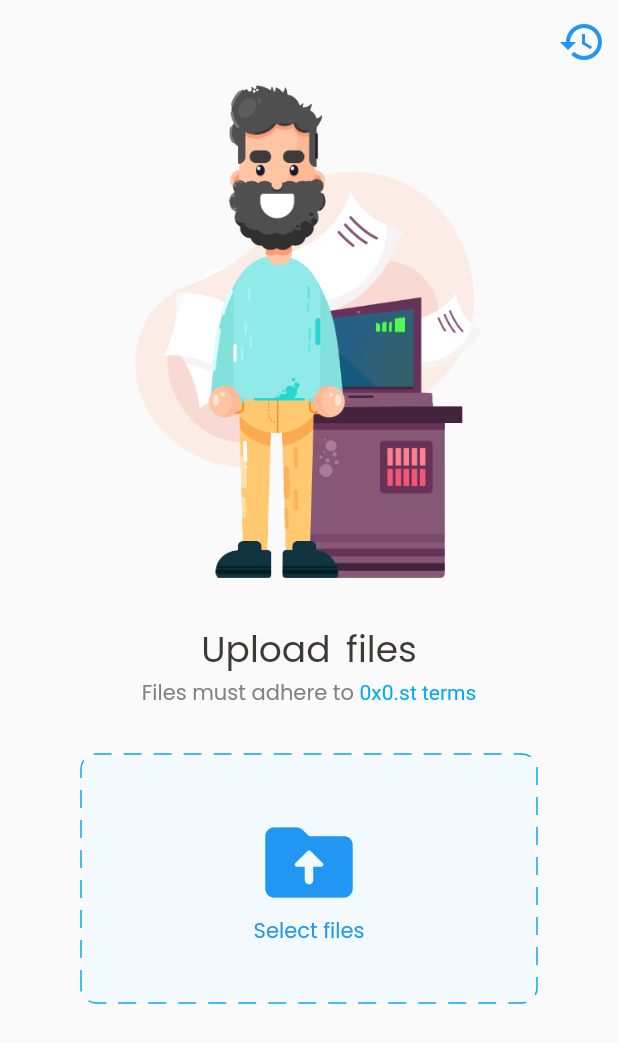
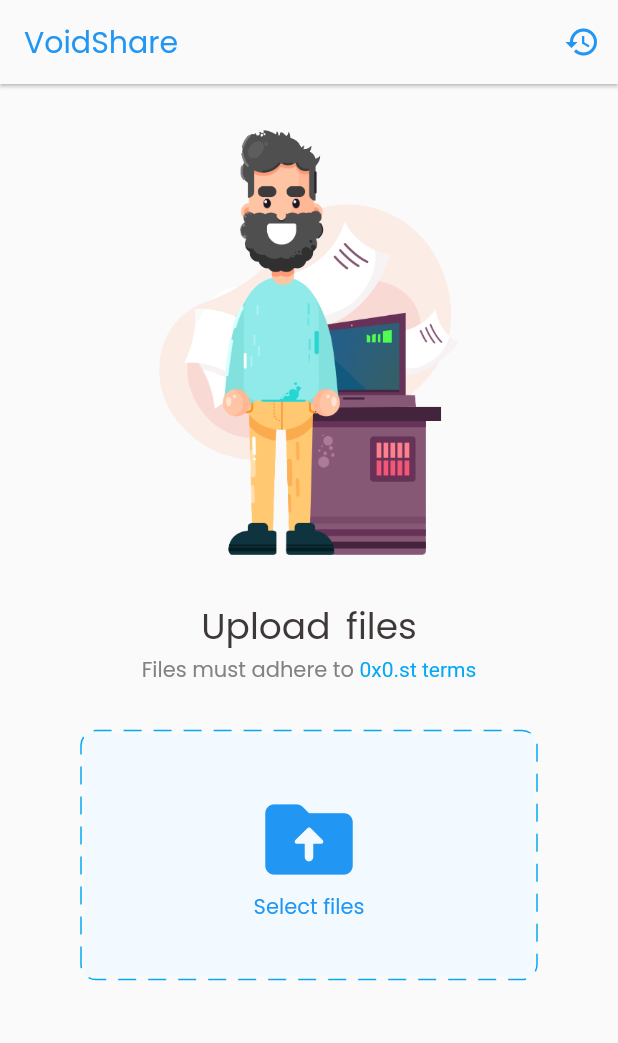
Before and after one commit to lastradev/voidshare, a Flutter app: the screen it shows after launch, on a phone screen of 412 x 824 dp. Shown: the top 1043 px of the screen. Run offline on Flutter 3.47's test engine with Material 2 defaults, Android fonts, the light colour scheme and no system bars; drawn by our look-alikes of dotted_border; our stand-ins replace page_transition.

Commit message:
Change AppBar, remove MediaQuery Add AppBar title, shadow and elevation Remove MediaQuery from home screen image Resize AppBar icons

```diff
--- a/lib/app_theme.dart
+++ b/lib/app_theme.dart
@@ -4,8 +4,8 @@ import 'package:flutter/services.dart';
 final appTheme = ThemeData(
   appBarTheme: const AppBarTheme(
     foregroundColor: Colors.blue,
-    backgroundColor: Colors.transparent,
-    shadowColor: Colors.transparent,
+    backgroundColor: Color(0xFFFAFAFA),
+    elevation: 1,
     systemOverlayStyle: SystemUiOverlayStyle(
       statusBarColor: Color(0xFFFAFAFA),
       statusBarIconBrightness: Brightness.dark,
--- a/lib/screens/history_screen.dart
+++ b/lib/screens/history_screen.dart
@@ -12,7 +12,6 @@ class HistoryScreen extends StatelessWidget {
           onPressed: Navigator.of(context).pop,
           icon: const Icon(
             Icons.arrow_back,
-            size: 32,
           ),
         ),
       ),
--- a/lib/screens/home_screen.dart
+++ b/lib/screens/home_screen.dart
@@ -12,6 +12,7 @@ class HomeScreen extends StatelessWidget {
   Widget build(BuildContext context) {
     return Scaffold(
       appBar: AppBar(
+        title: const Text('VoidShare'),
         actions: [
           IconButton(
             onPressed: () => Navigator.of(context).pushNamed(
@@ -22,7 +23,6 @@ class HomeScreen extends StatelessWidget {
             ),
             icon: const Icon(
               Icons.history,
-              size: 32,
             ),
           ),
         ],
@@ -32,10 +32,10 @@ class HomeScreen extends StatelessWidget {
           width: MediaQuery.of(context).size.width,
           child: Column(
             children: [
-              Image(
-                image:
-                    const AssetImage('assets/images/writer_illustration.png'),
-                height: MediaQuery.of(context).size.height / 2.5,
+              const SizedBox(height: 30),
+              const Image(
+                image: AssetImage('assets/images/writer_illustration.png'),
+                width: 200,
               ),
               const SizedBox(height: 30),
               Text(
```
